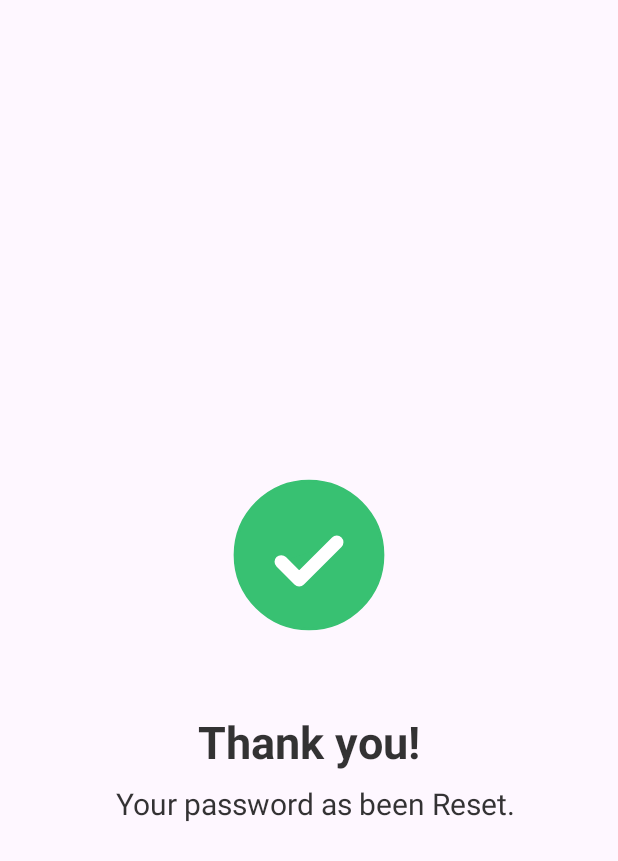
After one commit to KHYLUAS/mediforecasteandroid1.1, an Android app: the layout activity_splashscreen_reset.xml on its own in the app's theme, with its tools: preview values and no code run, on a phone screen of 412 x 824 dp. The commit adds this screen. Shown: the top 861 px of the screen. Run offline under Robolectric (Android 15) with nearby library versions, the light colour scheme and no system bars.

Commit message:
update_password and splassscreen

```diff
--- /dev/null
+++ b/app/src/main/res/layout/activity_splashscreen_reset.xml
@@ -0,0 +1,54 @@
+<?xml version="1.0" encoding="utf-8"?>
+<LinearLayout xmlns:android="http://schemas.android.com/apk/res/android"
+    xmlns:app="http://schemas.android.com/apk/res-auto"
+    xmlns:tools="http://schemas.android.com/tools"
+    android:id="@+id/main"
+    android:layout_width="match_parent"
+    android:layout_height="match_parent"
+    tools:context=".splashscreen_reset"
+    android:orientation="vertical">
+
+    <RelativeLayout
+        android:layout_width="match_parent"
+        android:layout_height="match_parent"
+        android:gravity="center">
+
+        <com.airbnb.lottie.LottieAnimationView
+            android:id="@+id/lottie"
+            android:layout_width="match_parent"
+            android:layout_height="wrap_content"
+            app:lottie_autoPlay="true"
+            app:lottie_loop="false"
+            app:lottie_rawRes="@raw/succesfullregister" />
+
+        <TextView
+            android:id="@+id/appname"
+            android:layout_width="wrap_content"
+            android:layout_height="wrap_content"
+            android:layout_below="@id/lottie"
+            android:layout_centerHorizontal="true"
+            android:text="Thank you!"
+            android:textStyle="bold"
+            android:alpha="0.8"
+            android:textColor="@color/black"
+            android:textSize="30sp" />
+
+        <TextView
+            android:id="@+id/account"
+            android:layout_width="wrap_content"
+            android:layout_height="wrap_content"
+            android:layout_below="@+id/appname"
+            android:layout_alignParentStart="true"
+            android:layout_alignParentEnd="true"
+            android:layout_marginStart="34dp"
+            android:layout_marginTop="7dp"
+            android:layout_marginEnd="25dp"
+            android:alpha=".8"
+            android:text="Your password as been Reset."
+            android:textAlignment="center"
+            android:textColor="@color/black"
+            android:textSize="20sp" />
+
+    </RelativeLayout>
+
+</LinearLayout>
--- a/app/src/main/res/layout/fragment_profile_fragment.xml
+++ b/app/src/main/res/layout/fragment_profile_fragment.xml
@@ -321,7 +321,7 @@
                         app:layout_constraintTop_toTopOf="parent" />
 
                     <TextView
-                        android:id="@+id/changepassword"
+                        android:id="@+id/updatepass"
                         android:layout_width="wrap_content"
                         android:layout_height="wrap_content"
                         android:layout_marginStart="8dp"
```
Also changed, not shown: app/src/main/AndroidManifest.xml (+11 -3 lines), app/src/main/java/com/example/mediforecast/profile_fragment.java (+13 -7 lines), app/src/main/java/com/example/mediforecast/splashscreen_reset.java (added, +35 -0 lines), app/src/main/java/com/example/mediforecast/update_password.java (added, +165 -0 lines), app/src/main/res/layout/activity_update_password.xml (added, +168 -0 lines).
